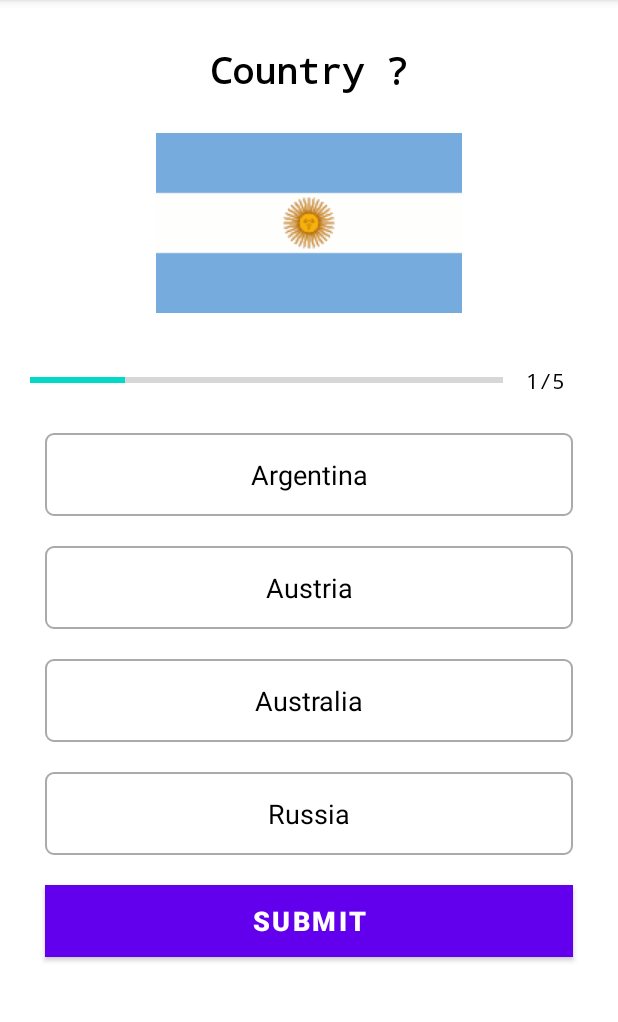
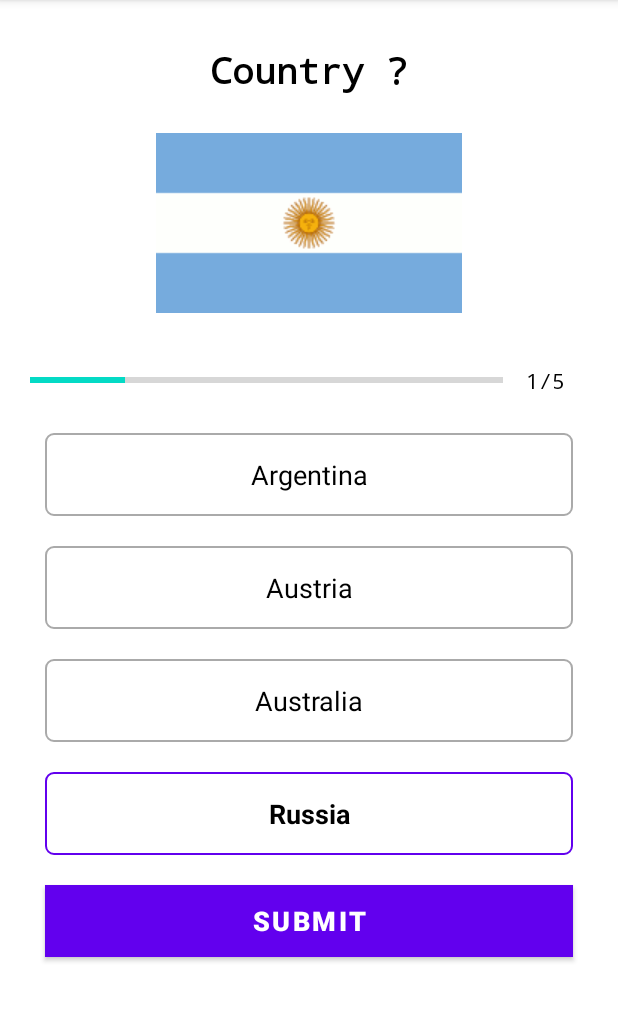
Before and after one commit to PeterMada/AK7MT-FunWithFlags, an Android app: the QuestionActivity screen opened directly, with no data from a screen before it, after a tap on "Russia", on a phone screen of 412 x 824 dp, the part 84-1106 px from its top. Run offline under Robolectric (Android 15) with nearby library versions, the phone set to English and light mode, and no system bars; 3 other taps on this screen came first.

Commit message:
Selecting answers

```diff
--- a/app/src/main/java/com/example/android/quiz/QuestionActivity.kt
+++ b/app/src/main/java/com/example/android/quiz/QuestionActivity.kt
@@ -72,7 +72,7 @@ class QuestionActivity : AppCompatActivity(), View.OnClickListener {
         options.add(3, answerFour)
 
         for (option in options) {
-            option.setTextColor(Color.parseColor("@android:color/black"))
+            option.setTextColor(Color.parseColor("#000000"))
             option.typeface = Typeface.DEFAULT
             option.background = ContextCompat.getDrawable(this, R.drawable.default_option_border_bg)
         }
@@ -81,6 +81,36 @@ class QuestionActivity : AppCompatActivity(), View.OnClickListener {
     }
 
     override fun onClick(p0: View?) {
+        val answerOne = findViewById<TextView>(R.id.question_answer_one)
+        val answerTwo = findViewById<TextView>(R.id.question_answer_two)
+        val answerThree = findViewById<TextView>(R.id.question_answer_three)
+        val answerFour = findViewById<TextView>(R.id.question_answer_four)
+
+        when(p0?.id) {
+            R.id.question_answer_one -> {
+                setSelectedAnswer(answerOne, 1)
+            }
+            R.id.question_answer_two -> {
+                setSelectedAnswer(answerTwo, 2)
+            }
+            R.id.question_answer_three -> {
+                setSelectedAnswer(answerThree, 3)
+            }
+            R.id.question_answer_four -> {
+                setSelectedAnswer(answerFour, 4)
+            }
+        }
+    }
+
+    private fun setSelectedAnswer (tv: TextView, selectAnswerNum: Int) {
+        setAllAnswerButtonsToDefaultColor()
+        mSelectedAnswerPosition = selectAnswerNum
+
+        tv.setTextColor(Color.parseColor("#000000"))
+        tv.setTypeface(tv.typeface, Typeface.BOLD)
+        tv.background = ContextCompat.getDrawable(
+            this,
+            R.drawable.selected_option_border_bg)
 
     }
 }
```
